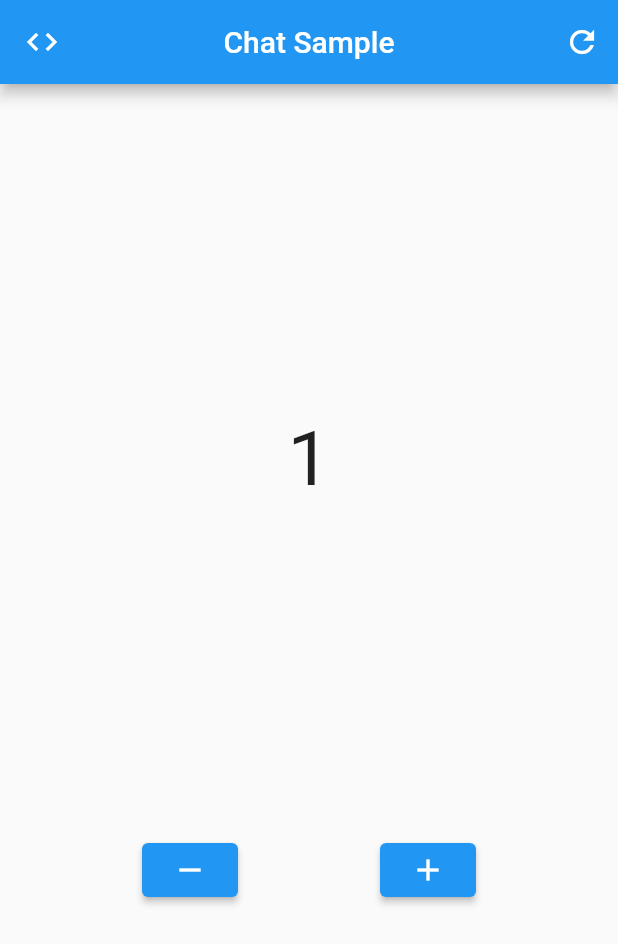
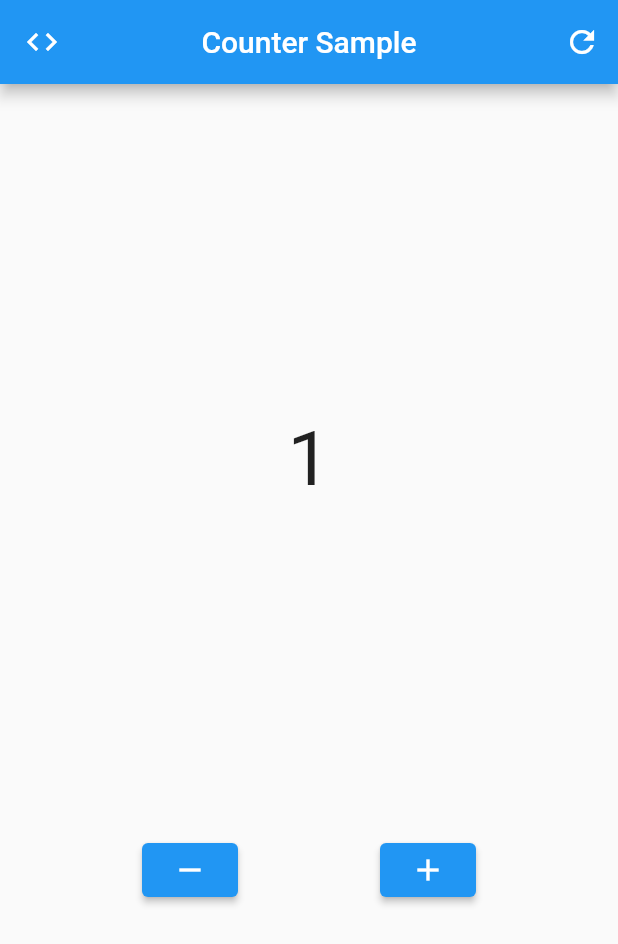
Before and after one commit to jutionck/beginning-flutter-course, a Flutter app: the screen it shows after launch, on a phone screen of 412 x 824 dp. Shown: the top 944 px of the screen. Run offline on Flutter 3.47's test engine with Material 2 defaults, Android fonts, the phone set to English and light mode, and no system bars.

Commit message:
Praktik Counter menggunakan Stateful Widget

```diff
--- a/lib/main.dart
+++ b/lib/main.dart
@@ -21,7 +21,7 @@ class _MyAppState extends State<MyApp> {
       home: Scaffold(
           appBar: AppBar(
             leading: Icon(Icons.code), // biasanya icon
-            title: Text('Chat Sample'),
+            title: Text('Counter Sample'),
             centerTitle: true, // default pada Android adalah false, ios true
             actions: [
               IconButton(
```
